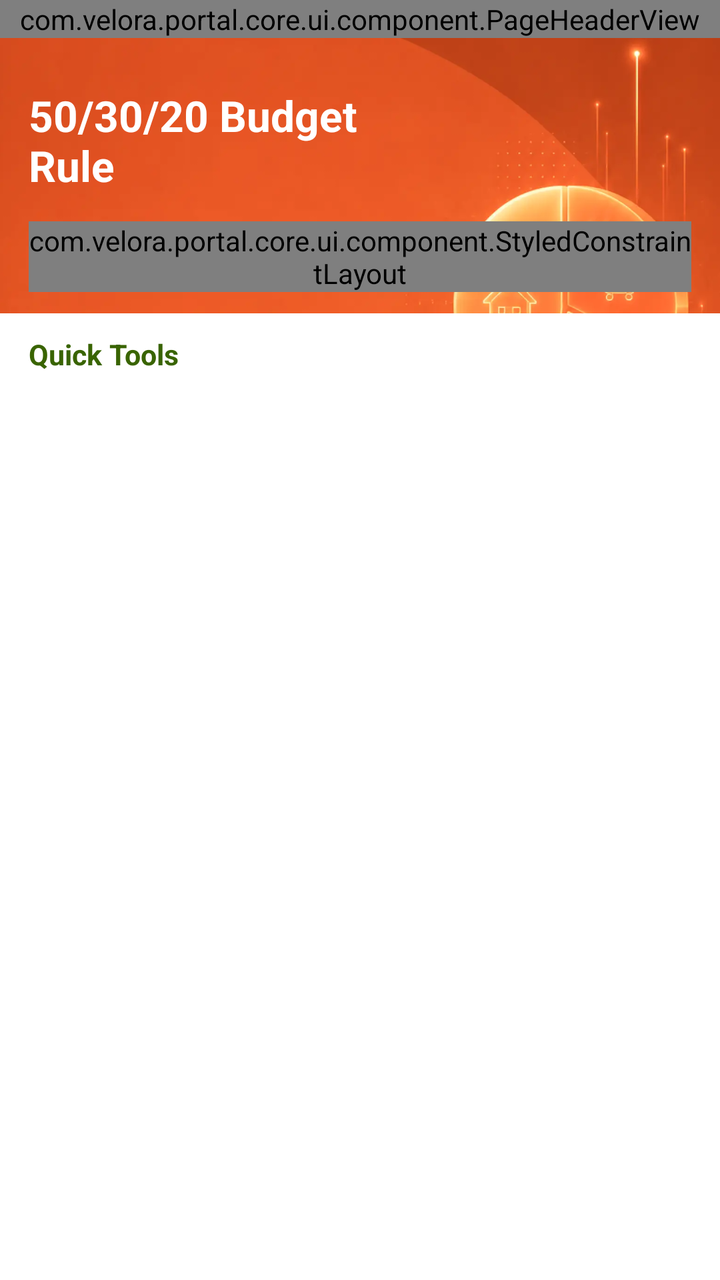
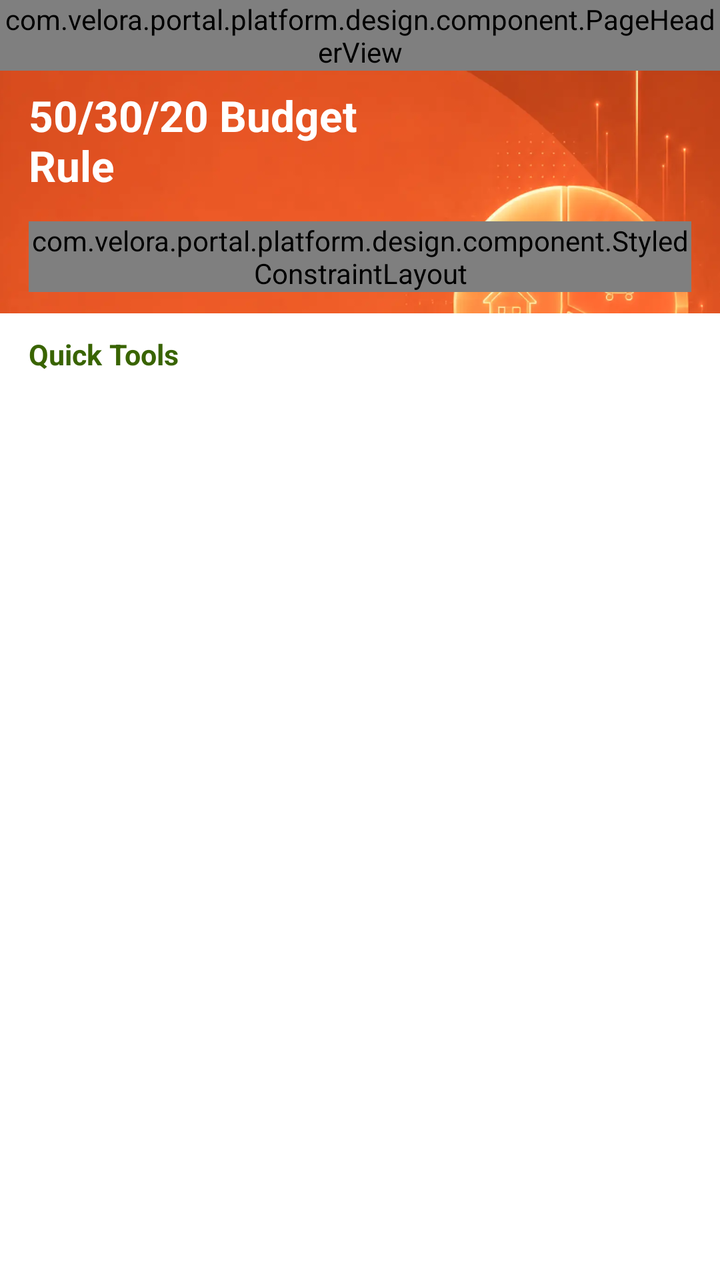

An Android layout rendered at two revisions. The XML below is the earlier revision; the diff shows what the commit changed to produce the second picture.
<!-- AndroidManifest.xml: application theme MyTheme -->
<!-- res/layout/activity_budget_tip_detail.xml -->
<?xml version="1.0" encoding="utf-8"?>
<androidx.constraintlayout.widget.ConstraintLayout xmlns:android="http://schemas.android.com/apk/res/android"
    xmlns:app="http://schemas.android.com/apk/res-auto"
    android:layout_width="match_parent"
    android:layout_height="match_parent"
    android:background="@color/page_bg_color1">

    <androidx.appcompat.widget.AppCompatImageView
        android:layout_width="0dp"
        android:layout_height="0dp"
        android:contentDescription="@null"
        android:scaleType="centerCrop"
        android:src="@mipmap/page_rule_detail_bg"
        app:layout_constraintBottom_toBottomOf="parent"
        app:layout_constraintEnd_toEndOf="parent"
        app:layout_constraintStart_toStartOf="parent"
        app:layout_constraintTop_toTopOf="parent" />

    <androidx.core.widget.NestedScrollView
        android:layout_width="0dp"
        android:layout_height="0dp"
        android:clipToPadding="false"
        android:fillViewport="true"
        android:overScrollMode="never"
        app:layout_constraintBottom_toBottomOf="parent"
        app:layout_constraintEnd_toEndOf="parent"
        app:layout_constraintStart_toStartOf="parent"
        app:layout_constraintTop_toTopOf="parent">

        <LinearLayout
            android:layout_width="match_parent"
            android:layout_height="match_parent"
            android:orientation="vertical">

            <FrameLayout
                android:id="@+id/detailHeader"
                android:layout_width="match_parent"
                android:layout_height="wrap_content"
                android:paddingBottom="@dimen/dp_16">

                <com.velora.portal.core.ui.component.PageHeaderView
                    android:id="@+id/titleBar"
                    android:layout_width="match_parent"
                    android:layout_height="wrap_content"
                    app:fitStatusBar="false"
                    app:navigationIconColor="@color/text_inverse"
                    app:navigationMarginStart="@dimen/dp_0" />

                <TextView
                    android:layout_width="@dimen/dp_190"
                    android:layout_height="wrap_content"
                    android:layout_gravity="start|top"
                    android:layout_marginStart="@dimen/dp_16"
                    android:layout_marginTop="@dimen/dp_52"
                    android:gravity="top"
                    android:includeFontPadding="false"
                    android:minLines="2"
                    android:text="@string/calculator_tips_budget_title"
                    android:textColor="@color/text_inverse"
                    android:textSize="@dimen/sp_24"
                    android:textStyle="bold" />
            </FrameLayout>

            <com.velora.portal.core.ui.component.StyledConstraintLayout
                android:layout_width="match_parent"
                android:layout_height="wrap_content"
                android:layout_marginHorizontal="@dimen/dp_16"
                app:radius="@dimen/dp_12"
                app:solidColor="@color/surface_primary">

                <LinearLayout
                    android:layout_width="0dp"
                    android:layout_height="wrap_content"
                    android:orientation="vertical"
                    android:padding="@dimen/dp_12"
                    app:layout_constraintEnd_toEndOf="parent"
                    app:layout_constraintStart_toStartOf="parent"
                    app:layout_constraintTop_toTopOf="parent">

                    <TextView
                        android:layout_width="match_parent"
                        android:layout_height="wrap_content"
                        android:includeFontPadding="false"
                        android:text="@string/calculator_budget_tip_updated"
                        android:textColor="@color/text_primary"
                        android:textSize="@dimen/sp_14"
                        android:textStyle="bold" />

                    <TextView
                        android:id="@+id/tvRuleTitle"
                        android:layout_width="match_parent"
                        android:layout_height="wrap_content"
                        android:layout_marginTop="@dimen/dp_10"
                        android:textColor="@color/text_primary"
                        android:textSize="@dimen/sp_12"
                        android:textStyle="bold" />

                    <TextView
                        android:layout_width="match_parent"
                        android:layout_height="wrap_content"
                        android:layout_marginTop="@dimen/dp_4"
                        android:lineSpacingExtra="@dimen/dp_2"
                        android:text="@string/calculator_budget_tip_rule_description"
                        android:textColor="@color/text_secondary"
                        android:textSize="@dimen/sp_10" />

                    <TextView
                        android:id="@+id/tvNeedsTitle"
                        android:layout_width="match_parent"
                        android:layout_height="wrap_content"
                        android:layout_marginTop="@dimen/dp_12"
                        android:textColor="@color/text_primary"
                        android:textSize="@dimen/sp_12"
                        android:textStyle="bold" />

                    <TextView
                        android:layout_width="match_parent"
                        android:layout_height="wrap_content"
                        android:layout_marginTop="@dimen/dp_4"
                        android:text="@string/calculator_budget_tip_needs_description"
                        android:textColor="@color/text_secondary"
                        android:textSize="@dimen/sp_10" />

                    <TextView
                        android:layout_width="match_parent"
                        android:layout_height="wrap_content"
                        android:layout_marginTop="@dimen/dp_4"
                        android:text="@string/calculator_budget_tip_examples"
                        android:textColor="@color/brand_secondary"
                        android:textSize="@dimen/sp_10"
                        android:textStyle="bold" />

                    <TextView
                        android:id="@+id/tvNeedsExamples"
                        android:layout_width="match_parent"
                        android:layout_height="wrap_content"
                        android:lineSpacingExtra="@dimen/dp_1"
                        android:textSize="@dimen/sp_10" />

                    <TextView
                        android:id="@+id/tvWantsTitle"
                        android:layout_width="match_parent"
                        android:layout_height="wrap_content"
                        android:layout_marginTop="@dimen/dp_12"
                        android:textColor="@color/text_primary"
                        android:textSize="@dimen/sp_12"
                        android:textStyle="bold" />

                    <TextView
                        android:layout_width="match_parent"
                        android:layout_height="wrap_content"
                        android:layout_marginTop="@dimen/dp_4"
                        android:text="@string/calculator_budget_tip_wants_description"
                        android:textColor="@color/text_secondary"
                        android:textSize="@dimen/sp_10" />

                    <TextView
                        android:layout_width="match_parent"
                        android:layout_height="wrap_content"
                        android:layout_marginTop="@dimen/dp_4"
                        android:text="@string/calculator_budget_tip_examples"
                        android:textColor="@color/brand_secondary"
                        android:textSize="@dimen/sp_10"
                        android:textStyle="bold" />

                    <TextView
                        android:id="@+id/tvWantsExamples"
                        android:layout_width="match_parent"
                        android:layout_height="wrap_content"
                        android:lineSpacingExtra="@dimen/dp_1"
                        android:textSize="@dimen/sp_10" />

                    <TextView
                        android:id="@+id/tvSavingsTitle"
                        android:layout_width="match_parent"
                        android:layout_height="wrap_content"
                        android:layout_marginTop="@dimen/dp_12"
                        android:textColor="@color/text_primary"
                        android:textSize="@dimen/sp_12"
                        android:textStyle="bold" />

                    <TextView
                        android:layout_width="match_parent"
                        android:layout_height="wrap_content"
                        android:layout_marginTop="@dimen/dp_4"
                        android:text="@string/calculator_budget_tip_savings_description"
                        android:textColor="@color/text_secondary"
                        android:textSize="@dimen/sp_10" />

                    <TextView
                        android:layout_width="match_parent"
                        android:layout_height="wrap_content"
                        android:layout_marginTop="@dimen/dp_4"
                        android:text="@string/calculator_budget_tip_examples"
                        android:textColor="@color/brand_secondary"
                        android:textSize="@dimen/sp_10"
                        android:textStyle="bold" />

                    <TextView
                        android:id="@+id/tvSavingsExamples"
                        android:layout_width="match_parent"
                        android:layout_height="wrap_content"
                        android:lineSpacingExtra="@dimen/dp_1"
                        android:textSize="@dimen/sp_10" />

                    <TextView
                        android:id="@+id/tvAdjustTitle"
                        android:layout_width="match_parent"
                        android:layout_height="wrap_content"
                        android:layout_marginTop="@dimen/dp_12"
                        android:textColor="@color/text_primary"
                        android:textSize="@dimen/sp_12"
                        android:textStyle="bold" />

                    <TextView
                        android:layout_width="match_parent"
                        android:layout_height="wrap_content"
                        android:layout_marginTop="@dimen/dp_4"
                        android:lineSpacingExtra="@dimen/dp_2"
                        android:text="@string/calculator_budget_tip_adjust_description"
                        android:textColor="@color/text_secondary"
                        android:textSize="@dimen/sp_10" />
                </LinearLayout>
            </com.velora.portal.core.ui.component.StyledConstraintLayout>

            <LinearLayout
                android:layout_width="match_parent"
                android:layout_height="0dp"
                android:layout_marginTop="@dimen/dp_12"
                android:background="@color/surface_primary"
                android:minHeight="@dimen/dp_112"
                android:orientation="vertical"
                android:paddingStart="@dimen/dp_16"
                android:paddingTop="@dimen/dp_12"
                android:paddingEnd="@dimen/dp_16"
                android:paddingBottom="@dimen/dp_24"
                android:layout_weight="1">

                <include
                    android:id="@+id/quickTools"
                    layout="@layout/view_calculation_quick_tools"
                    android:layout_width="match_parent"
                    android:layout_height="wrap_content" />
            </LinearLayout>
        </LinearLayout>
    </androidx.core.widget.NestedScrollView>
</androidx.constraintlayout.widget.ConstraintLayout>
<!-- res/layout/view_calculation_quick_tools.xml (included above) -->
<?xml version="1.0" encoding="utf-8"?>
<LinearLayout xmlns:android="http://schemas.android.com/apk/res/android"
    android:layout_width="match_parent"
    android:layout_height="wrap_content"
    android:orientation="vertical">

    <TextView
        android:layout_width="match_parent"
        android:layout_height="wrap_content"
        android:text="@string/calculator_quick_tools"
        android:textColor="@color/brand_primary"
        android:textSize="@dimen/sp_16"
        android:textStyle="bold" />

    <LinearLayout
        android:layout_width="match_parent"
        android:layout_height="wrap_content"
        android:layout_marginTop="@dimen/dp_10"
        android:gravity="center"
        android:orientation="horizontal">

        <include
            android:id="@+id/toolSalary"
            layout="@layout/item_calculation_quick_tool"
            android:layout_width="0dp"
            android:layout_height="wrap_content"
            android:layout_weight="1" />

        <include
            android:id="@+id/toolOvertime"
            layout="@layout/item_calculation_quick_tool"
            android:layout_width="0dp"
            android:layout_height="wrap_content"
            android:layout_weight="1" />

        <include
            android:id="@+id/toolWorkHours"
            layout="@layout/item_calculation_quick_tool"
            android:layout_width="0dp"
            android:layout_height="wrap_content"
            android:layout_weight="1" />

        <include
            android:id="@+id/toolTax"
            layout="@layout/item_calculation_quick_tool"
            android:layout_width="0dp"
            android:layout_height="wrap_content"
            android:layout_weight="1" />
    </LinearLayout>
</LinearLayout>
<!-- res/layout/item_calculation_quick_tool.xml (included above) -->
<?xml version="1.0" encoding="utf-8"?>
<LinearLayout xmlns:android="http://schemas.android.com/apk/res/android"
    android:layout_width="match_parent"
    android:layout_height="wrap_content"
    android:gravity="center_horizontal"
    android:orientation="vertical">

    <androidx.appcompat.widget.AppCompatImageView
        android:id="@+id/ivToolIcon"
        android:layout_width="@dimen/dp_47"
        android:layout_height="@dimen/dp_47"
        android:contentDescription="@null"
        android:scaleType="centerInside" />

    <TextView
        android:id="@+id/tvToolName"
        android:layout_width="match_parent"
        android:layout_height="wrap_content"
        android:layout_marginTop="@dimen/dp_2"
        android:gravity="center"
        android:lines="2"
        android:textColor="@color/text_secondary"
        android:textSize="@dimen/sp_12" />
</LinearLayout>
<!-- resources referenced by this layout -->
<resources>
  <color name="brand_primary">#396401</color>
  <color name="brand_secondary">#FF8000</color>
  <color name="page_bg_color1">#FBF5EE</color>
  <color name="surface_primary">#FFFFFFFF</color>
  <color name="text_inverse">#FFFFFFFF</color>
  <color name="text_primary">#111827</color>
  <color name="text_secondary">#6D7280</color>
  <dimen name="dp_0">0dp</dimen>
  <dimen name="dp_1">1dp</dimen>
  <dimen name="dp_10">10dp</dimen>
  <dimen name="dp_112">112dp</dimen>
  <dimen name="dp_12">12dp</dimen>
  <dimen name="dp_16">16dp</dimen>
  <dimen name="dp_190">190dp</dimen>
  <dimen name="dp_2">2dp</dimen>
  <dimen name="dp_24">24dp</dimen>
  <dimen name="dp_4">4dp</dimen>
  <dimen name="dp_47">47dp</dimen>
  <dimen name="dp_52">52dp</dimen>
  <dimen name="sp_10">10sp</dimen>
  <dimen name="sp_12">12sp</dimen>
  <dimen name="sp_14">14sp</dimen>
  <dimen name="sp_16">16sp</dimen>
  <dimen name="sp_24">24sp</dimen>
  <!-- mipmap page_rule_detail_bg: webp bitmap (mipmap-xxxhdpi, 38144 bytes) -->
  <string name="calculator_budget_tip_adjust_description">The 50/30/20 rule is only a guideline. Everyone has different income levels and expenses, so adjust the categories to fit your situation.</string>
  <string name="calculator_budget_tip_examples">Examples</string>
  <string name="calculator_budget_tip_needs_description">Use around 50% of your income for essential expenses.</string>
  <string name="calculator_budget_tip_rule_description">The 50/30/20 rule is a simple budgeting method that helps you divide your income into three categories.</string>
  <string name="calculator_budget_tip_savings_description">Try to save around 20% of your income for future goals.</string>
  <string name="calculator_budget_tip_updated">Updated Jul 2026</string>
  <string name="calculator_budget_tip_wants_description">Use around 30% of your income for personal spending.</string>
  <string name="calculator_quick_tools">Quick Tools</string>
  <string name="calculator_tips_budget_title">50/30/20 Budget Rule</string>
  <style name="MyTheme" parent="Theme.MaterialComponents.DayNight.NoActionBar">
          <item name="android:windowBackground">@color/surface_primary</item>
          <item name="android:statusBarColor">@color/surface_primary</item>
          <item name="android:navigationBarColor">@color/surface_primary</item>
          <item name="android:windowTranslucentStatus">false</item>
          <item name="android:windowTranslucentNavigation">false</item>
          <item name="editTextStyle">@style/AppEditTextStyle</item>
          <item name="android:editTextStyle">@style/AppEditTextStyle</item>
      </style>
  <style name="AppEditTextStyle" parent="@style/Widget.AppCompat.EditText">
          <item name="android:textCursorDrawable">@drawable/input_cursor_color_7087f8</item>
      </style>
  <!-- drawable input_cursor_color_7087f8 (drawable) -->
  <?xml version="1.0" encoding="utf-8"?>
  <shape xmlns:android="http://schemas.android.com/apk/res/android">
      <size android:width="@dimen/dp_2" />
      <solid android:color="@color/brand_primary" />
  </shape>
</resources>

<!-- the commit's change to res/layout/activity_budget_tip_detail.xml (unified diff, before → after) -->
@@ -38,7 +38,7 @@
                 android:layout_height="wrap_content"
                 android:paddingBottom="@dimen/dp_16">
 
-                <com.velora.portal.core.ui.component.PageHeaderView
+                <com.velora.portal.platform.design.component.PageHeaderView
                     android:id="@+id/titleBar"
                     android:layout_width="match_parent"
                     android:layout_height="wrap_content"
@@ -61,7 +61,7 @@
                     android:textStyle="bold" />
             </FrameLayout>
 
-            <com.velora.portal.core.ui.component.StyledConstraintLayout
+            <com.velora.portal.platform.design.component.StyledConstraintLayout
                 android:layout_width="match_parent"
                 android:layout_height="wrap_content"
                 android:layout_marginHorizontal="@dimen/dp_16"
@@ -221,7 +221,7 @@
                         android:textColor="@color/text_secondary"
                         android:textSize="@dimen/sp_10" />
                 </LinearLayout>
-            </com.velora.portal.core.ui.component.StyledConstraintLayout>
+            </com.velora.portal.platform.design.component.StyledConstraintLayout>
 
             <LinearLayout
                 android:layout_width="match_parent"
